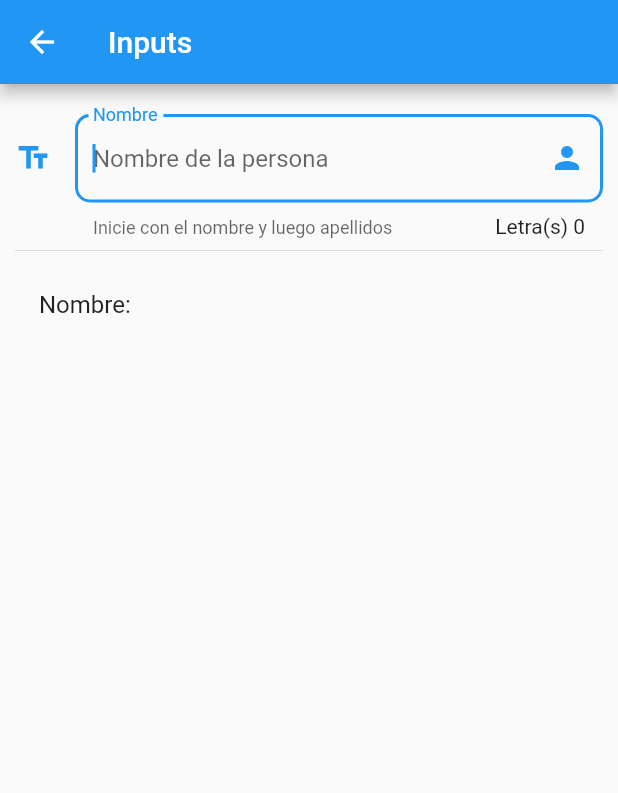
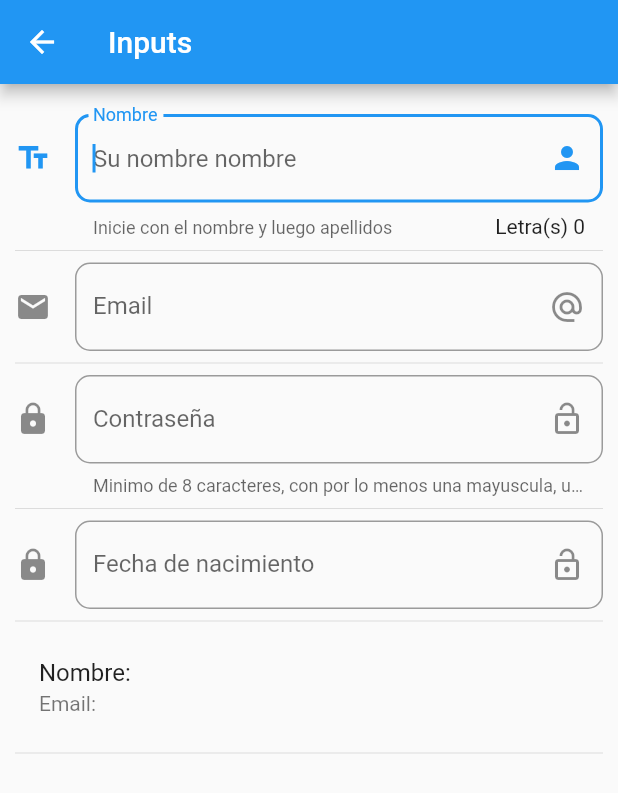
Before and after one commit to ingscomarmr/flutter_practicas, a Flutter app: the InputPage screen opened by its route, on a phone screen of 412 x 824 dp. Shown: the top 793 px of the screen. Run offline on Flutter 3.47's test engine with Material 2 defaults, Android fonts, the phone set to English and light mode, and no system bars.

Commit message:
Agregando un DatePicker y su manejo inicial

```diff
--- a/lib/src/pages/input_page.dart
+++ b/lib/src/pages/input_page.dart
@@ -10,6 +10,12 @@ class InputPage extends StatefulWidget {
 class _InputPageState extends State<InputPage> {
 
   String _nombre = "";
+  String _email = "";
+  String _fecha = "";
+
+  //para poder manejar el valor de la fecha y ponerlo se utiliza controllers
+  TextEditingController _fechaTextEditingController = new TextEditingController();
+
 
   @override
   Widget build(BuildContext context) {
@@ -22,7 +28,14 @@ class _InputPageState extends State<InputPage> {
         children: <Widget>[
           _crearInputs(),
           Divider(),
+          _crearEmail(),
+          Divider(),
+          _crearPassword(),
+          Divider(),
+          _crearFecha( context ),
+          Divider(),
           _crearPersona(),
+          Divider(),
         ],
       ),
     );
@@ -30,13 +43,14 @@ class _InputPageState extends State<InputPage> {
 
   Widget _crearInputs() {
     return  TextField(
+      textCapitalization: TextCapitalization.sentences, //para que ponga en mayus cada palabra
       autofocus: true, //para enfocar
       decoration: InputDecoration(
         border: OutlineInputBorder( //por defecto tiene el underline que solo es de linea, pero con este border encierra el unput
           borderRadius: BorderRadius.circular(10.0)
         ),
         counter: Text('Letra(s) ${ _nombre.length }'),
-        hintText: 'Nombre de la persona', //es como un placeholder
+        hintText: 'Su nombre nombre', //es como un placeholder
         labelText: 'Nombre', //titulo para que vea el usuario lo que va introducir
         helperText: 'Inicie con el nombre y luego apellidos', //texto de ayuda para el usuario
         suffixIcon: Icon(Icons.person), //icono que sale al final
@@ -53,6 +67,86 @@ class _InputPageState extends State<InputPage> {
   Widget _crearPersona() {
     return ListTile(
       title: Text('Nombre:$_nombre'),
+      subtitle: Text('Email:$_email'),
     );
   }
+
+  Widget _crearEmail() {
+    return  TextField(
+      keyboardType: TextInputType.emailAddress,      //de esta forma le decimos que este input es de una direccion de email
+      decoration: InputDecoration(
+        border: OutlineInputBorder( //por defecto tiene el underline que solo es de linea, pero con este border encierra el unput
+          borderRadius: BorderRadius.circular(10.0)
+        ),
+        hintText: 'Email', //es como un placeholder
+        labelText: 'Email', //titulo para que vea el usuario lo que va introducir
+        suffixIcon: Icon(Icons.alternate_email), //icono que sale al final
+        icon: Icon(Icons.email), //icono que sale al inicio del input
+      ),
+      onChanged: (valor){
+        setState(() {
+          _email = valor;
+        });
+      },
+    );
+  }
+
+  Widget _crearPassword() {
+    return  TextField(
+      obscureText: true, //para que no se muestre los caracteres
+      decoration: InputDecoration(
+        border: OutlineInputBorder( //por defecto tiene el underline que solo es de linea, pero con este border encierra el unput
+          borderRadius: BorderRadius.circular(10.0)
+        ),
+        hintText: 'Tu Contraseña', //es como un placeholder
+        labelText: 'Contraseña', //titulo para que vea el usuario lo que va introducir
+        helperText: 'Minimo de 8 caracteres, con por lo menos una mayuscula, un numero y un simbolo',
+        suffixIcon: Icon(Icons.lock_open), //icono que sale al final
+        icon: Icon(Icons.lock), //icono que sale al inicio del input
+      ),
+      onChanged: (valor){
+        setState(() {
+          //_email = valor;
+        });
+      },
+    );
+  }
+
+  Widget _crearFecha(BuildContext context) {
+     return  TextField(
+      enableInteractiveSelection: false, //para que no puedan copiar el texto
+      controller: _fechaTextEditingController, //le indicamos cual es su controlador
+      decoration: InputDecoration(
+        border: OutlineInputBorder( //por defecto tiene el underline que solo es de linea, pero con este border encierra el unput
+          borderRadius: BorderRadius.circular(10.0)
+        ),
+        hintText: 'Fecha de nacimiento', //es como un placeholder
+        labelText: 'Fecha de nacimiento', //titulo para que vea el usuario lo que va introducir
+        suffixIcon: Icon(Icons.lock_open), //icono que sale al final
+        icon: Icon(Icons.lock), //icono que sale al inicio del input
+      ),
+      onTap: (){
+        FocusScope.of(context).requestFocus(new FocusNode());
+        _showDatePicker(context);
+      },
+     );
+
+  }
+
+  //para manejar el datepicker necesitamos async y awaite ya que es un future
+  _showDatePicker(BuildContext context) async {
+    DateTime picker = await showDatePicker(
+      context: context,                   //el contexto es requerido
+      initialDate: new DateTime.now(),    //la fecha inicial
+      firstDate: new DateTime(2018),      //el atras que reconoce el picker para que no vaya mas atras del 2018
+      lastDate: new DateTime(2025)        //el tiempo maximo que alacanza el picker para que no pueda ir mas adelante
+    );
+
+    if(picker != null){
+      setState(() { //para que repinte el widget
+        _fecha = picker.toString(); //para guardar la fecha
+        _fechaTextEditingController.text = _fecha; //le indicamos el valor que debe mostrar el campo
+      });
+    }
+  }
 }
```
